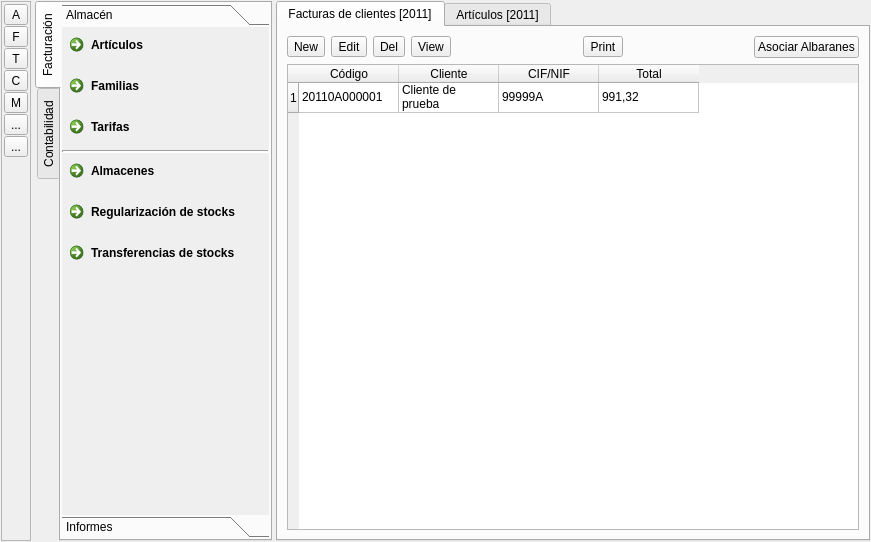
First picture: the form in pineboolib/forms/conceptual_mainform.ui, repository deavid/pineboo, before the edit.
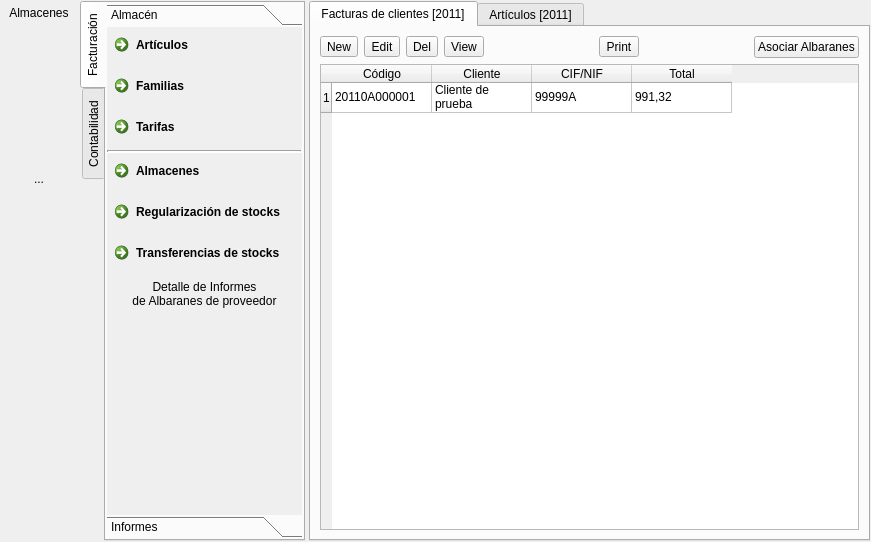
Second picture: the form after the edit. Icons and pictures are not drawn.

```diff
--- a/pineboolib/forms/conceptual_mainform.ui
+++ b/pineboolib/forms/conceptual_mainform.ui
@@ -26,23 +26,23 @@
    <item>
     <widget class="QFrame" name="frame_4">
      <property name="frameShape">
-      <enum>QFrame::StyledPanel</enum>
+      <enum>QFrame::NoFrame</enum>
      </property>
      <property name="frameShadow">
       <enum>QFrame::Raised</enum>
      </property>
      <layout class="QVBoxLayout" name="verticalLayout_4">
       <property name="spacing">
-       <number>1</number>
+       <number>0</number>
       </property>
       <property name="leftMargin">
-       <number>2</number>
+       <number>1</number>
       </property>
       <property name="topMargin">
-       <number>2</number>
+       <number>1</number>
       </property>
       <property name="rightMargin">
-       <number>2</number>
+       <number>0</number>
       </property>
       <property name="bottomMargin">
        <number>1</number>
@@ -56,12 +56,24 @@
          </sizepolicy>
         </property>
         <property name="text">
-         <string>A</string>
+         <string>Almacenes</string>
         </property>
         <property name="icon">
          <iconset>
           <normaloff>../icons/gtk-home.png</normaloff>../icons/gtk-home.png</iconset>
         </property>
+        <property name="iconSize">
+         <size>
+          <width>22</width>
+          <height>22</height>
+         </size>
+        </property>
+        <property name="toolButtonStyle">
+         <enum>Qt::ToolButtonIconOnly</enum>
+        </property>
+        <property name="autoRaise">
+         <bool>true</bool>
+        </property>
        </widget>
       </item>
       <item>
@@ -73,12 +85,21 @@
          </sizepolicy>
         </property>
         <property name="text">
-         <string>F</string>
+         <string/>
         </property>
         <property name="icon">
          <iconset>
           <normaloff>../icons/gtk-italic.png</normaloff>../icons/gtk-italic.png</iconset>
         </property>
+        <property name="iconSize">
+         <size>
+          <width>22</width>
+          <height>22</height>
+         </size>
+        </property>
+        <property name="autoRaise">
+         <bool>true</bool>
+        </property>
        </widget>
       </item>
       <item>
@@ -90,12 +111,21 @@
          </sizepolicy>
         </property>
         <property name="text">
-         <string>T</string>
+         <string/>
         </property>
         <property name="icon">
          <iconset>
           <normaloff>../icons/gtk-unindent-rtl.png</normaloff>../icons/gtk-unindent-rtl.png</iconset>
         </property>
+        <property name="iconSize">
+         <size>
+          <width>22</width>
+          <height>22</height>
+         </size>
+        </property>
+        <property name="autoRaise">
+         <bool>true</bool>
+        </property>
        </widget>
       </item>
       <item>
@@ -107,12 +137,21 @@
          </sizepolicy>
         </property>
         <property name="text">
-         <string>C</string>
+         <string/>
         </property>
         <property name="icon">
          <iconset>
           <normaloff>../icons/gtk-find-and-replace.png</normaloff>../icons/gtk-find-and-replace.png</iconset>
         </property>
+        <property name="iconSize">
+         <size>
+          <width>22</width>
+          <height>22</height>
+         </size>
+        </property>
+        <property name="autoRaise">
+         <bool>true</bool>
+        </property>
        </widget>
       </item>
       <item>
@@ -124,12 +163,21 @@
          </sizepolicy>
         </property>
         <property name="text">
-         <string>M</string>
+         <string/>
         </property>
         <property name="icon">
          <iconset>
           <normaloff>../icons/go-down.png</normaloff>../icons/go-down.png</iconset>
         </property>
+        <property name="iconSize">
+         <size>
+          <width>22</width>
+          <height>22</height>
+         </size>
+        </property>
+        <property name="autoRaise">
+         <bool>true</bool>
+        </property>
        </widget>
       </item>
       <item>
@@ -141,12 +189,21 @@
          </sizepolicy>
         </property>
         <property name="text">
-         <string>...</string>
+         <string/>
         </property>
         <property name="icon">
          <iconset>
           <normaloff>../icons/gtk-select-all.png</normaloff>../icons/gtk-select-all.png</iconset>
         </property>
+        <property name="iconSize">
+         <size>
+          <width>22</width>
+          <height>22</height>
+         </size>
+        </property>
+        <property name="autoRaise">
+         <bool>true</bool>
+        </property>
        </widget>
       </item>
       <item>
@@ -160,6 +217,15 @@
         <property name="text">
          <string>...</string>
         </property>
+        <property name="iconSize">
+         <size>
+          <width>22</width>
+          <height>22</height>
+         </size>
+        </property>
+        <property name="autoRaise">
+         <bool>true</bool>
+        </property>
        </widget>
       </item>
       <item>
@@ -231,8 +297,8 @@
            <rect>
             <x>0</x>
             <y>0</y>
-            <width>204</width>
-            <height>488</height>
+            <width>210</width>
+            <height>473</height>
            </rect>
           </property>
           <property name="sizePolicy">
@@ -318,6 +384,36 @@
              </property>
             </widget>
            </item>
+           <item row="9" column="1">
+            <widget class="QToolButton" name="toolButton_17">
+             <property name="sizePolicy">
+              <sizepolicy hsizetype="Preferred" vsizetype="Fixed">
+               <horstretch>0</horstretch>
+               <verstretch>0</verstretch>
+              </sizepolicy>
+             </property>
+             <property name="text">
+              <string>Detalle de Informes
+de Albaranes de proveedor</string>
+             </property>
+             <property name="icon">
+              <iconset>
+               <normaloff>../../../../../clock.png</normaloff>../../../../../clock.png</iconset>
+             </property>
+             <property name="iconSize">
+              <size>
+               <width>32</width>
+               <height>32</height>
+              </size>
+             </property>
+             <property name="toolButtonStyle">
+              <enum>Qt::ToolButtonTextBesideIcon</enum>
+             </property>
+             <property name="autoRaise">
+              <bool>true</bool>
+             </property>
+            </widget>
+           </item>
           </layout>
          </widget>
          <widget class="QWidget" name="page_4">
```
Left out of the diff: 82 changed lines with no effect on the pictures.
